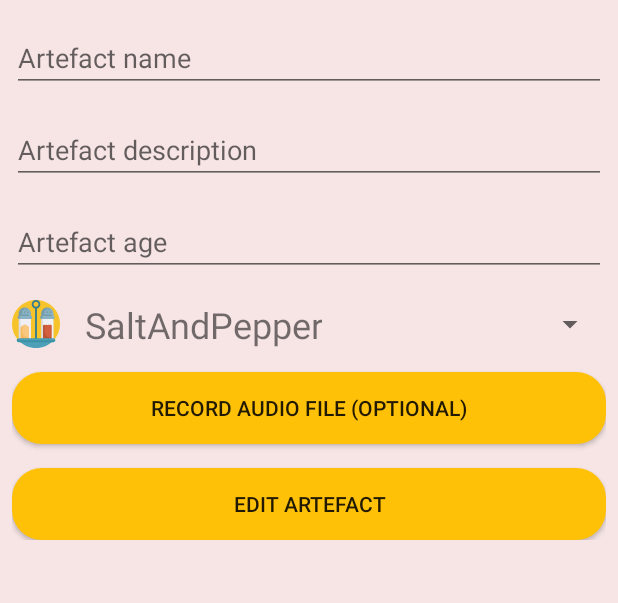
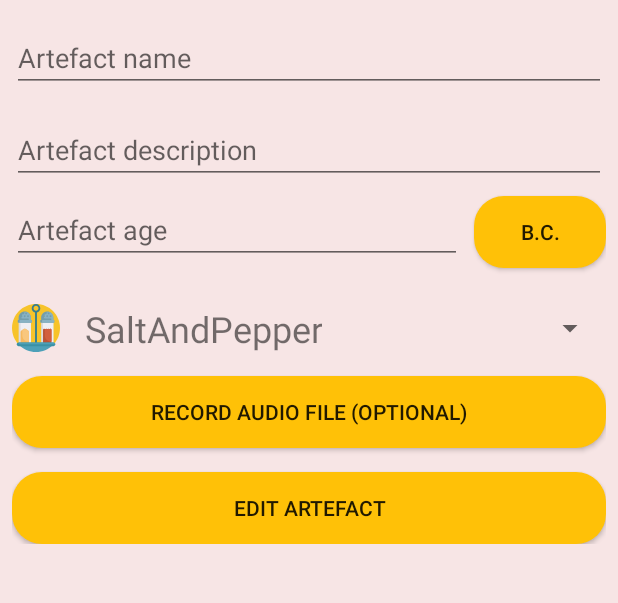
Before and after one commit to CivitasHaw/Civitas, an Android app: the fragment EditArtefactFragment placed in its activity, on a phone screen of 412 x 824 dp, the part 390-993 px from its top. Run offline under Robolectric (Android 15) with nearby library versions, the phone set to English and light mode, and no system bars; libraries missing offline, so code that uses them is left out: com.backendless, com.backendless.async, com.backendless.exceptions, com.backendless.files, com.backendless.geo and 1 more; 15 statements that could not run were skipped.

Commit message:
implement anno domini property within editArtefactFragment

```diff
--- a/app/src/main/java/com/example/tim/romaniitedomum/artefact/EditArtefactFragment.java
+++ b/app/src/main/java/com/example/tim/romaniitedomum/artefact/EditArtefactFragment.java
@@ -34,6 +34,7 @@ import com.backendless.files.BackendlessFile;
 import com.example.tim.romaniitedomum.ApplicationClass;
 import com.example.tim.romaniitedomum.R;
 import com.example.tim.romaniitedomum.Util.ArtefactImageBitmap;
+import com.example.tim.romaniitedomum.Util.BcAc;
 import com.example.tim.romaniitedomum.Util.UserScreen;
 import com.example.tim.romaniitedomum.Util.Util;
 import com.example.tim.romaniitedomum.map.MapActivity;
@@ -75,7 +76,7 @@ public class EditArtefactFragment extends Fragment {
     private ImageButton btnAudioPlay, btnAudioStop, btnAudioRecord, btnAudioDelete;
     private ImageView ivArtefact;
     private EditText etArtefactName, etArtefactDescription, etArtefactAge;
-    private Button btnAudio, btnEditArtefact;
+    private Button btnAudio, btnEditArtefact, btnAnnoDomini;
     private Spinner spinnerCategory;
     private CategoryAdapter mCategoryAdapter;
     private ArrayList<Category> mCategoryList;
@@ -87,6 +88,7 @@ public class EditArtefactFragment extends Fragment {
     private String editedAudioFileName = "";
     private String imageFilePath = "";
     private String audioFilePath = "";
+    private BcAc annoDomini;
 
     private Artefact mEditArtefact;
     private Artefact mOriginalArtefact;
@@ -126,6 +128,20 @@ public class EditArtefactFragment extends Fragment {
             }
         });
 
+        btnAnnoDomini.setOnClickListener(new View.OnClickListener() {
+            @Override
+            public void onClick(View v) {
+                if (annoDomini == BcAc.BEFORE_CHRIST) {
+                    annoDomini = BcAc.AFTER_CHRIST;
+                    btnAnnoDomini.setText("A.C.");
+                } else {
+                    annoDomini = BcAc.BEFORE_CHRIST;
+                    btnAnnoDomini.setText("B.C.");
+                }
+                Log.d(TAG, "onClick: anno domini: " + annoDomini);
+            }
+        });
+
         btnCamera.setOnClickListener(new View.OnClickListener() {
             @Override
             public void onClick(View v) {
@@ -150,6 +166,7 @@ public class EditArtefactFragment extends Fragment {
                 mEditArtefact.setArtefactAge(etArtefactAge.getText().toString());
                 mEditArtefact.setCategoryName(mCategory.getCategoryName());
                 mEditArtefact.setCategoryMarkerImage(mCategory.getCategoryMarkerImage());
+                mEditArtefact.setAnnoDomini(annoDomini.toString());
 
                 Date date = new Date();
                 Timestamp timestamp = new Timestamp(date.getTime());
@@ -354,6 +371,9 @@ public class EditArtefactFragment extends Fragment {
         etArtefactDescription = view.findViewById(R.id.edit_edit_artefact_description);
         etArtefactAge = view.findViewById(R.id.edit_edit_artefact_age);
         btnEditArtefact = view.findViewById(R.id.button_edit_artefact_save);
+        btnAnnoDomini = view.findViewById(R.id.button_edit_artefact_anno_domini);
+        btnAnnoDomini.setText("B.C.");
+        annoDomini = BcAc.BEFORE_CHRIST;
 
         provideOriginalFilePath();
         mCategoryList = populateCategoryList();
--- a/app/src/main/res/layout/fragment_edit_artefact.xml
+++ b/app/src/main/res/layout/fragment_edit_artefact.xml
@@ -93,13 +93,39 @@
                 android:layout_marginTop="16dp"
                 android:hint="@string/hint_new_artefact_description" />
 
-            <EditText
-                android:id="@+id/edit_edit_artefact_age"
+            <android.support.constraint.ConstraintLayout
                 android:layout_width="match_parent"
-                android:layout_height="wrap_content"
-                android:layout_marginTop="16dp"
-                android:hint="@string/hint_new_artefact_date"
-                android:inputType="number" />
+                android:layout_height="wrap_content">
+
+                <EditText
+                    android:id="@+id/edit_edit_artefact_age"
+                    android:layout_width="0dp"
+                    android:layout_height="wrap_content"
+                    android:layout_marginTop="8dp"
+                    android:layout_marginEnd="8dp"
+                    android:layout_marginBottom="8dp"
+                    android:hint="@string/hint_new_artefact_date"
+                    android:inputType="number"
+                    app:layout_constraintBottom_toBottomOf="parent"
+                    app:layout_constraintEnd_toStartOf="@+id/button_edit_artefact_anno_domini"
+                    app:layout_constraintStart_toStartOf="parent"
+                    app:layout_constraintTop_toTopOf="parent"
+                    app:layout_constraintVertical_bias="0.0" />
+
+                <Button
+                    android:id="@+id/button_edit_artefact_anno_domini"
+                    android:layout_width="wrap_content"
+                    android:layout_height="wrap_content"
+                    android:layout_marginTop="8dp"
+                    android:layout_marginBottom="8dp"
+                    android:background="@drawable/buttons"
+                    app:layout_constraintBottom_toBottomOf="parent"
+                    app:layout_constraintEnd_toEndOf="parent"
+                    app:layout_constraintTop_toTopOf="parent" />
+
+            </android.support.constraint.ConstraintLayout>
+
+
 
             <Spinner
                 android:id="@+id/spinner_edit_artefact_category"
```
